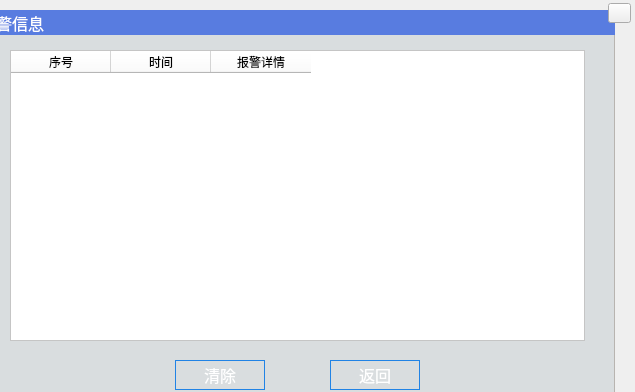
First picture: the form in alarmwidget.ui, repository 1157889734/monitor_clent, before the edit.
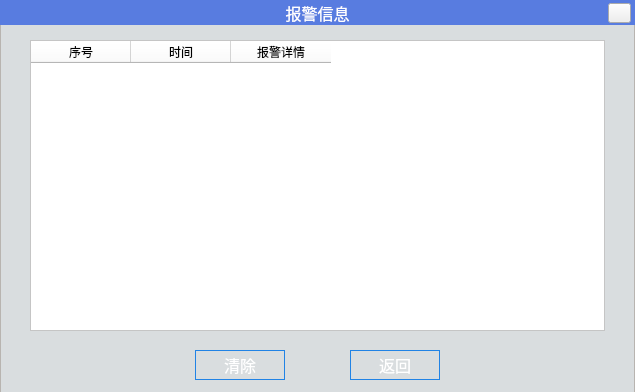
Second picture: the form after the edit. Icons and pictures are not drawn.

```diff
--- a/alarmwidget.ui
+++ b/alarmwidget.ui
@@ -32,8 +32,8 @@
   <widget class="QFrame" name="frame">
    <property name="geometry">
     <rect>
-     <x>-20</x>
-     <y>10</y>
+     <x>0</x>
+     <y>0</y>
      <width>635</width>
      <height>401</height>
     </rect>
@@ -74,7 +74,7 @@
      <string>报警信息</string>
     </property>
     <property name="alignment">
-     <set>Qt::AlignLeading|Qt::AlignLeft|Qt::AlignVCenter</set>
+     <set>Qt::AlignCenter</set>
     </property>
    </widget>
    <widget class="QTableWidget" name="tableWidget">
```
